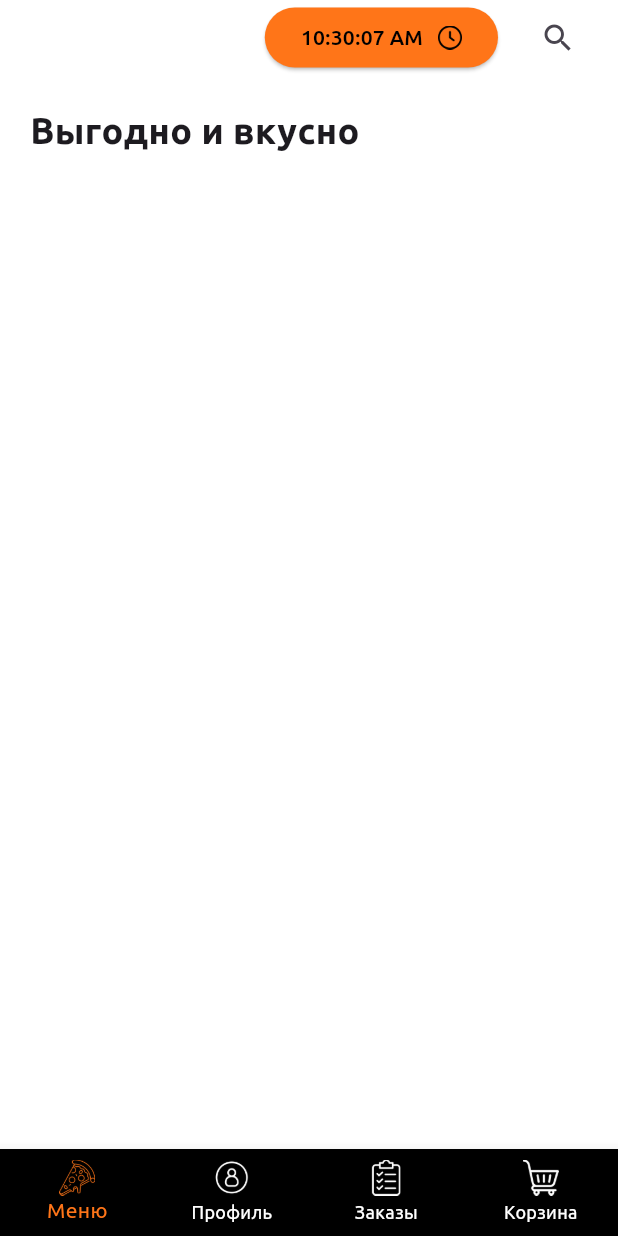
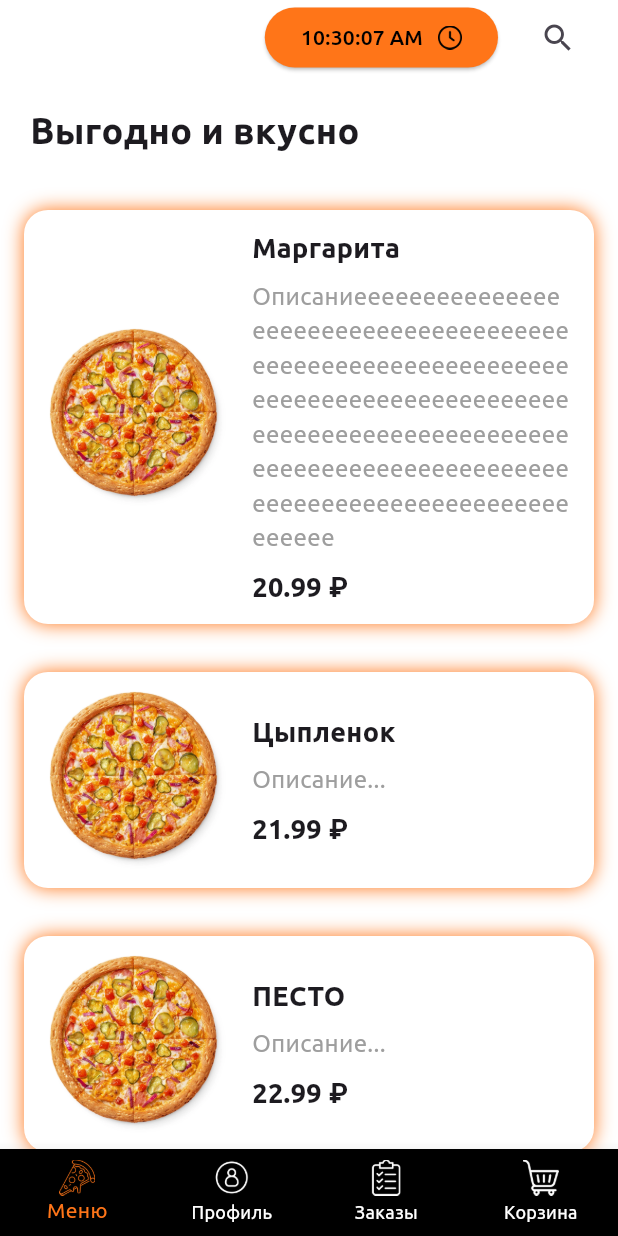
Before and after one commit to kapold/ThePizzaPlace, a Flutter app: the screen it shows after launch, on a phone screen of 412 x 824 dp. Run offline on Flutter 3.47's test engine with Material 2 defaults, Android fonts, the light colour scheme and no system bars; our stand-ins replace shared_preferences; project files that could hold a hidden picture were left out.

Commit message:
Done update_user, started pizzas and addresses

```diff
--- /dev/null
+++ b/botReq.txt
@@ -0,0 +1 @@
+Создай схему базы данных в PostgreSQL для Пиццерии. Должна состоять из таблиц Пользователи, Заказы, Адреса пользователя, Товары, Типы для товаров.
--- a/pizza_place_app/lib/main.dart
+++ b/pizza_place_app/lib/main.dart
@@ -1,4 +1,5 @@
 import 'package:flutter/material.dart';
+import 'package:pizza_place_app/pages/AddressesPage.dart';
 import 'package:shared_preferences/shared_preferences.dart';
 import 'package:pizza_place_app/pages/AuthPage.dart';
 import 'package:pizza_place_app/pages/CartPage.dart';
@@ -34,7 +35,8 @@ class MyApp extends StatelessWidget {
         '/profile': (context) => const ProfilePage(),
         '/orders': (context) => const OrdersPage(),
         '/cart': (context) => const CartPage(),
-        '/aboutApp': (context) => const AboutAppPage()
+        '/aboutApp': (context) => const AboutAppPage(),
+        '/addresses': (context) => const AddressesPage()
       },
       theme: ThemeData(
           fontFamily: 'Ubuntu',
--- /dev/null
+++ b/pizza_place_app/lib/models/Pizza.dart
@@ -0,0 +1,30 @@
+class Pizza {
+  int? id;
+  String? name;
+  String? description;
+  double? price;
+  String? image;
+
+  Pizza({
+    required this.id,
+    required this.name,
+    required this.description,
+    required this.price,
+    required this.image
+  });
+
+  factory Pizza.fromJson(Map<String, dynamic> json) {
+    return Pizza(
+      id: json['id'],
+      name: json['name'] ?? null,
+      description: json['description'] ?? null,
+      price: json['price']?.toDouble() ?? null,
+      image: json['image'] ?? null,
+    );
+  }
+
+  @override
+  String toString() {
+    return 'Pizza{id: $id, name: $name, description: $description, price: $price, image: $image}';
+  }
+}
--- a/pizza_place_app/lib/models/Type.dart
+++ /dev/null
@@ -1,9 +0,0 @@
-class Type {
-  int typeID;
-  String name;
-
-  Type({
-    required this.typeID,
-    required this.name
-  });
-}
--- a/pizza_place_app/lib/models/User.dart
+++ b/pizza_place_app/lib/models/User.dart
@@ -1,30 +1,33 @@
 class User {
   int? id;
+  int? role_id;
   String? username;
   String? password;
-  String? phoneNumber;
-  DateTime? birthday;
+  String? phone_number;
+  String? birthday;
 
   User({
     this.id,
+    this.role_id,
     this.username,
     this.password,
-    this.phoneNumber,
+    this.phone_number,
     this.birthday,
   });
 
   factory User.fromJson(Map<String, dynamic> json) {
     return User(
       id: json['id'],
+      role_id: json['role_id'],
       username: json['username'] ?? null,
       password: json['password'] ?? null,
-      phoneNumber: json['phone_number'] ?? null,
-      birthday: json['birthday'] != null ? DateTime.parse(json['birthday']) : null,
+      phone_number: json['phone_number'] ?? null,
+      birthday: json['birthday'] ?? null
     );
   }
 
   @override
   String toString() {
-    return 'User{id: $id, name: $username, password: $password phoneNumber: $phoneNumber, birth: $birthday}';
+    return 'User{id: $id, name: $username, password: $password phone_number: $phone_number, birth: $birthday}';
   }
 }
--- a/pizza_place_app/lib/pages/MenuPage.dart
+++ b/pizza_place_app/lib/pages/MenuPage.dart
@@ -3,6 +3,8 @@ import 'package:flutter/material.dart';
 import 'package:intl/intl.dart';
 import 'package:pizza_place_app/utils/AppColor.dart';
 import 'package:pizza_place_app/utils/CustomSearchDelegate.dart';
+
+import '../widgets/ListViewMenu.dart';
 
 class MenuPage extends StatefulWidget {
   const MenuPage({Key? key}) : super(key: key);
@@ -92,7 +94,9 @@ class _MenuPageState extends State<MenuPage> {
             )
           ),
           Padding(padding: EdgeInsets.all(10)),
-          // TODO: LIST
+          Expanded(
+            child: ListViewMenu()
+          )
         ],
       ),
     );
--- a/pizza_place_app/lib/utils/Utils.dart
+++ b/pizza_place_app/lib/utils/Utils.dart
@@ -2,6 +2,7 @@ import 'package:flutter/material.dart';
 import 'package:pizza_place_app/utils/AppColor.dart';
 import 'package:shared_preferences/shared_preferences.dart';
 
+import '../models/Pizza.dart';
 import '../models/User.dart';
 
 class Utils {
--- /dev/null
+++ b/pizza_place_app/lib/widgets/ListViewMenu.dart
@@ -0,0 +1,89 @@
+import 'package:flutter/material.dart';
+import 'package:pizza_place_app/utils/AppColor.dart';
+
+import '../models/Pizza.dart';
+
+class ListViewMenu extends StatelessWidget {
+  final List<Pizza> pizzas = [
+    Pizza(id: 1, name: 'Маргарита', description: 'Описаниеееееееееееееееееееееееееееееееееееееееееееееееееееееееееееееееееееееееееееееееееееееееееееееееееееееееееееееееееееееееееееееееееееееееееееееееееееееееееееееее',
+        price: 20.99, image: 'none'),
+    Pizza(id: 2, name: 'Цыпленок', description: 'Описание...', price: 21.99, image: 'none'),
+    Pizza(id: 3, name: 'ПЕСТО', description: 'Описание...', price: 22.99, image: 'none')
+  ];
+
+  Widget createPizzaContainer(Pizza pizza) {
+    return Container(
+      padding: EdgeInsets.only(top: 12, bottom: 12),
+      margin: EdgeInsets.all(16),
+      decoration: BoxDecoration(
+        color: Colors.white,
+        borderRadius: BorderRadius.circular(16.0),
+        boxShadow: [
+          BoxShadow(
+            color: AppColor.pumpkin,
+            blurRadius: 10.0,
+          ),
+        ],
+      ),
+      child: Row(
+        children: [
+          SizedBox(width: 16),
+          Container(
+            height: 120,
+            width: 120,
+            decoration: BoxDecoration(
+              borderRadius: BorderRadius.circular(10),
+              image: DecorationImage(
+                fit: BoxFit.cover,
+                image: AssetImage('assets/icons/burger_pi.png'),
+              ),
+            ),
+          ),
+          SizedBox(width: 16),
+          Expanded(
+            child: Column(
+              crossAxisAlignment: CrossAxisAlignment.start,
+              children: [
+                Text(
+                  '${pizza.name}',
+                  style: TextStyle(
+                    fontSize: 18,
+                    fontWeight: FontWeight.bold,
+                  ),
+                ),
+                SizedBox(height: 8),
+                Text(
+                  '${pizza.description}',
+                  style: TextStyle(
+                    fontSize: 16,
+                    color: Colors.grey,
+                  ),
+                ),
+                SizedBox(height: 8),
+                Text(
+                  '${pizza.price} ₽',
+                  style: TextStyle(
+                    fontSize: 18,
+                    fontWeight: FontWeight.bold,
+                  ),
+                )
+              ],
+            ),
+          ),
+          SizedBox(width: 16)
+        ],
+      ),
+    );
+  }
+
+  @override
+  Widget build(BuildContext context) {
+    return ListView.builder(
+      itemCount: pizzas.length,
+        itemBuilder: (BuildContext context, int index) {
+          final pizza = pizzas[index];
+          return createPizzaContainer(pizza);
+        }
+    );
+  }
+}
--- a/pizza_place_app/pubspec.yaml
+++ b/pizza_place_app/pubspec.yaml
@@ -11,8 +11,6 @@ dependencies:
   flutter:
     sdk: flutter
   intl: ^0.18.0
-
-
   cupertino_icons: ^1.0.2
   url_launcher: ^6.1.10
   http: ^0.13.5
--- a/pizza_server/package.json
+++ b/pizza_server/package.json
@@ -11,6 +11,7 @@
   "license": "ISC",
   "dependencies": {
     "body-parser": "^1.20.2",
+    "crypto": "^1.0.1",
     "express": "^4.18.2",
     "pg": "^8.10.0"
   }
```
Also changed, not shown: pizza_place_app/lib/models/Product.dart (deleted, +0 -19 lines), pizza_place_app/lib/pages/AddressesPage.dart (added, +22 -0 lines), pizza_place_app/lib/pages/ProfilePage.dart (+55 -17 lines), pizza_place_app/lib/utils/DbHandler.dart (+21 -1 lines), pizza_place_app/assets/icons/burger_pi.png (added), pizza_server/package-lock.json, 3 other files.
